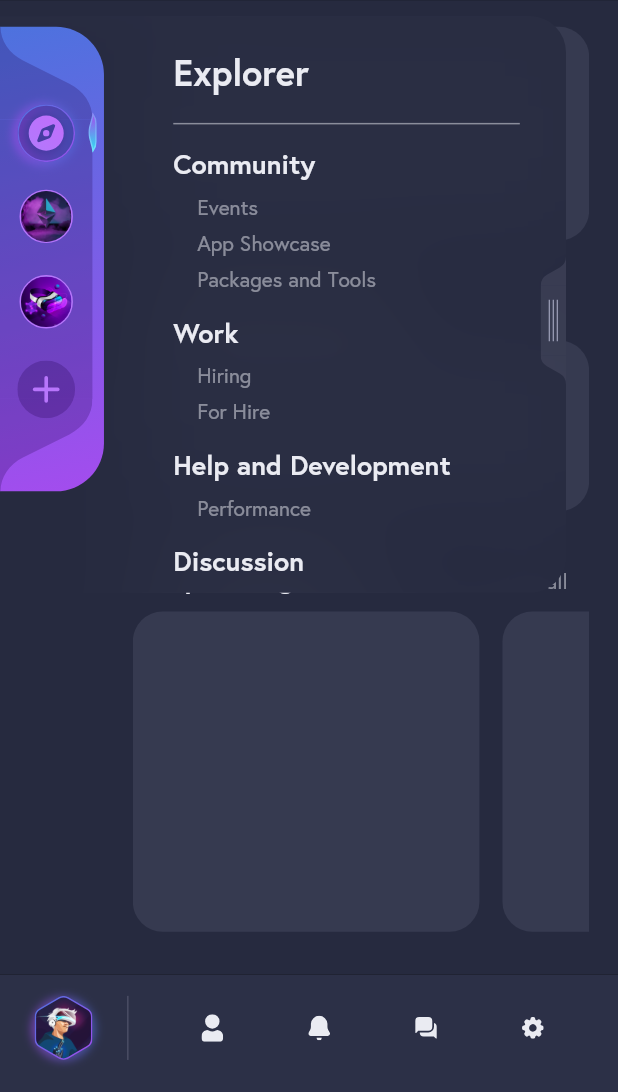
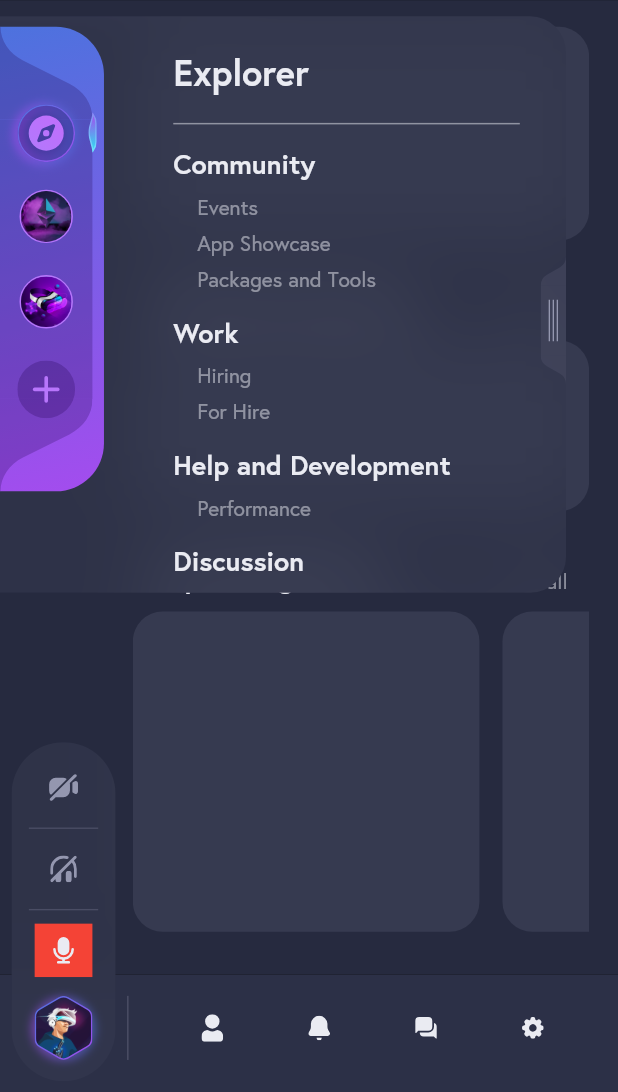
Before and after one commit to danieljorge17/flutter_projects, a Flutter app: the Discord screen opened directly, on a phone screen of 412 x 824 dp, the part 144-1236 px from its top. Run offline on Flutter 3.47's test engine with Material 2 defaults, Android fonts, the phone set to English and light mode, and no system bars; our stand-ins replace flutter_svg, gap, get, rive.

```diff
--- a/lib/main.dart
+++ b/lib/main.dart
@@ -1,5 +1,5 @@
 import 'package:flutter/material.dart';
-import 'package:flutter_projects/src/discord.dart';
+import 'package:flutter_projects/src/stack_tap.dart';
 
 void main() {
   runApp(const MyApp());
@@ -16,7 +16,7 @@ class MyApp extends StatelessWidget {
       theme: ThemeData(
         primarySwatch: Colors.blue,
       ),
-      home: const Discord(),
+      home: const StackWithGestures(),
     );
   }
 }
--- a/lib/src/discord.dart
+++ b/lib/src/discord.dart
@@ -84,13 +84,13 @@ class _SideBarInnerBarState extends State<SideBarInnerBar> {
                     bottomRight: Radius.circular(24),
                   ),
                   child: BackdropFilter(
-                    filter: ImageFilter.blur(sigmaX: 32, sigmaY: 32),
+                    filter: ImageFilter.blur(sigmaX: 24, sigmaY: 24),
                     child: Container(
                       padding: EdgeInsets.only(
                         top: responsive(height: 24),
                         left: responsive(width: 120),
                       ),
-                      color: const Color(0xFF262A3F).withOpacity(0.75),
+                      color: const Color(0xFF363A50).withOpacity(0.50),
                       child: Row(
                         mainAxisAlignment: MainAxisAlignment.spaceBetween,
                         children: [
@@ -620,6 +620,7 @@ class Bottombar extends StatefulWidget {
 
 class _BottombarState extends State<Bottombar> {
   int lastButtonPressedIndex = -1;
+  bool isAudioVideoTabOpen = false;
 
   void buttonPressedIndex({int? index}) {
     if (index == lastButtonPressedIndex) {
@@ -640,9 +641,17 @@ class _BottombarState extends State<Bottombar> {
       child: Row(
         children: [
           Gap(responsive(width: 24)),
-          Stack(
+          Container(
+            clipBehavior: Clip.none,
+            width: responsive(width: 40),
+            child: Stack(
               clipBehavior: Clip.none,
               children: [
+                Positioned(
+                  left: responsive(width: -16),
+                  bottom: responsive(height: -16),
+                  child: const AudioVideoTab(),
+                ),
                 Positioned(
                   top: responsive(height: -10),
                   left: responsive(width: -12),
@@ -665,6 +674,7 @@ class _BottombarState extends State<Bottombar> {
                 ),
               ],
             ),
+          ),
           Gap(responsive(width: 24)),
           Container(
             width: 1,
@@ -677,7 +687,9 @@ class _BottombarState extends State<Bottombar> {
               buttonPressedIndex(index: 0);
               setState(() {});
             },
-            child: Container(
+            child: AnimatedContainer(
+              duration: const Duration(milliseconds: 250),
+              curve: Curves.decelerate,
               height: responsive(height: 48),
               width: responsive(width: 48),
               alignment: Alignment.center,
@@ -685,7 +697,7 @@ class _BottombarState extends State<Bottombar> {
                 shape: BoxShape.circle,
                 color: lastButtonPressedIndex == 0
                     ? const Color(0xFF40445B)
-                    : Colors.transparent,
+                    : const Color(0x0040445B),
               ),
               child: SvgPicture.asset(
                 "assets/discord/icons/profile.svg",
@@ -699,7 +711,9 @@ class _BottombarState extends State<Bottombar> {
               buttonPressedIndex(index: 1);
               setState(() {});
             },
-            child: Container(
+            child: AnimatedContainer(
+              duration: const Duration(milliseconds: 250),
+              curve: Curves.decelerate,
               height: responsive(height: 48),
               width: responsive(width: 48),
               alignment: Alignment.center,
@@ -707,7 +721,7 @@ class _BottombarState extends State<Bottombar> {
                 shape: BoxShape.circle,
                 color: lastButtonPressedIndex == 1
                     ? const Color(0xFF40445B)
-                    : Colors.transparent,
+                    : const Color(0x0040445B),
               ),
               child: SvgPicture.asset(
                 "assets/discord/icons/notification.svg",
@@ -721,7 +735,9 @@ class _BottombarState extends State<Bottombar> {
               buttonPressedIndex(index: 2);
               setState(() {});
             },
-            child: Container(
+            child: AnimatedContainer(
+              duration: const Duration(milliseconds: 250),
+              curve: Curves.decelerate,
               height: responsive(height: 48),
               width: responsive(width: 48),
               alignment: Alignment.center,
@@ -729,7 +745,7 @@ class _BottombarState extends State<Bottombar> {
                 shape: BoxShape.circle,
                 color: lastButtonPressedIndex == 2
                     ? const Color(0xFF40445B)
-                    : Colors.transparent,
+                    : const Color(0x0040445B),
               ),
               child: SvgPicture.asset(
                 "assets/discord/icons/message.svg",
@@ -743,7 +759,9 @@ class _BottombarState extends State<Bottombar> {
               buttonPressedIndex(index: 3);
               setState(() {});
             },
-            child: Container(
+            child: AnimatedContainer(
+              duration: const Duration(milliseconds: 250),
+              curve: Curves.decelerate,
               height: responsive(height: 48),
               width: responsive(width: 48),
               alignment: Alignment.center,
@@ -751,7 +769,7 @@ class _BottombarState extends State<Bottombar> {
                 shape: BoxShape.circle,
                 color: lastButtonPressedIndex == 3
                     ? const Color(0xFF40445B)
-                    : Colors.transparent,
+                    : const Color(0x0040445B),
               ),
               child: SvgPicture.asset(
                 "assets/discord/icons/setting.svg",
@@ -764,3 +782,95 @@ class _BottombarState extends State<Bottombar> {
     );
   }
 }
+
+class AudioVideoTab extends StatefulWidget {
+  const AudioVideoTab({Key? key}) : super(key: key);
+
+  @override
+  State<AudioVideoTab> createState() => _AudioVideoTabState();
+}
+
+class _AudioVideoTabState extends State<AudioVideoTab> {
+  bool _isCameraOn = false;
+  bool _isHeadphoneOn = false;
+  bool _isMicrophoneOn = true;
+
+  @override
+  Widget build(BuildContext context) {
+    return ClipRRect(
+      borderRadius: BorderRadius.circular(36),
+      child: BackdropFilter(
+        filter: ImageFilter.blur(sigmaX: 24, sigmaY: 24),
+        child: Container(
+          height: responsive(height: 254),
+          width: responsive(width: 72),
+          padding: EdgeInsets.only(top: responsive(height: 14)),
+          color: const Color(0x88363A50),
+          child: Column(
+            children: [
+              GestureDetector(
+                onTap: () => _isCameraOn = !_isCameraOn,
+                child: Container(
+                  height: responsive(height: 40),
+                  width: responsive(width: 40),
+                  alignment: Alignment.center,
+                  color: Colors.transparent,
+                  child: SvgPicture.asset(
+                    "assets/discord/icons/camera_off.svg",
+                    height: responsive(height: 20),
+                  ),
+                ),
+              ),
+              Gap(responsive(height: 10)),
+              Container(
+                height: responsive(height: 1),
+                width: responsive(width: 48),
+                alignment: Alignment.center,
+                color: const Color(0xFF4A4D64),
+              ),
+              Gap(responsive(height: 10)),
+              GestureDetector(
+                onTap: () => _isHeadphoneOn = !_isHeadphoneOn,
+                child: Container(
+                  height: responsive(height: 40),
+                  width: responsive(width: 40),
+                  alignment: Alignment.center,
+                  color: Colors.transparent,
+                  child: SvgPicture.asset(
+                    "assets/discord/icons/headphone_off.svg",
+                    height: responsive(height: 20),
+                  ),
+                ),
+              ),
+              Gap(responsive(height: 10)),
+              Container(
+                height: responsive(height: 1),
+                width: responsive(width: 48),
+                alignment: Alignment.center,
+                color: const Color(0xFF4A4D64),
+              ),
+              Gap(responsive(height: 10)),
+              InkWell(
+                onTap: () {
+                  _isMicrophoneOn = !_isMicrophoneOn;
+                  setState(() {});
+                  debugPrint("Tapped");
+                },
+                child: Container(
+                  height: responsive(height: 40),
+                  width: responsive(width: 40),
+                  alignment: Alignment.center,
+                  color: Colors.red,
+                  child: SvgPicture.asset(
+                    "assets/discord/icons/microphone_${_isMicrophoneOn ? "on" : "off"}.svg",
+                    height: responsive(height: 20),
+                  ),
+                ),
+              ),
+            ],
+          ),
+        ),
+      ),
+    );
+  }
+}
```
Also changed, not shown: lib/src/stack_tap.dart (added, +54 -0 lines). Lines whose indentation alone changed are shown as unchanged.
